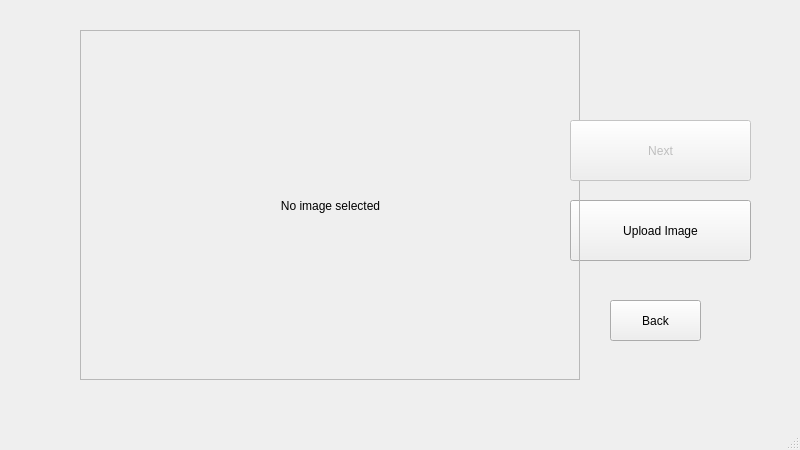
First picture: the form in Dev/Colour combine/CreateNew2.ui, repository jamie-knapman/Processing-Images-to-Embroidery, before the edit.
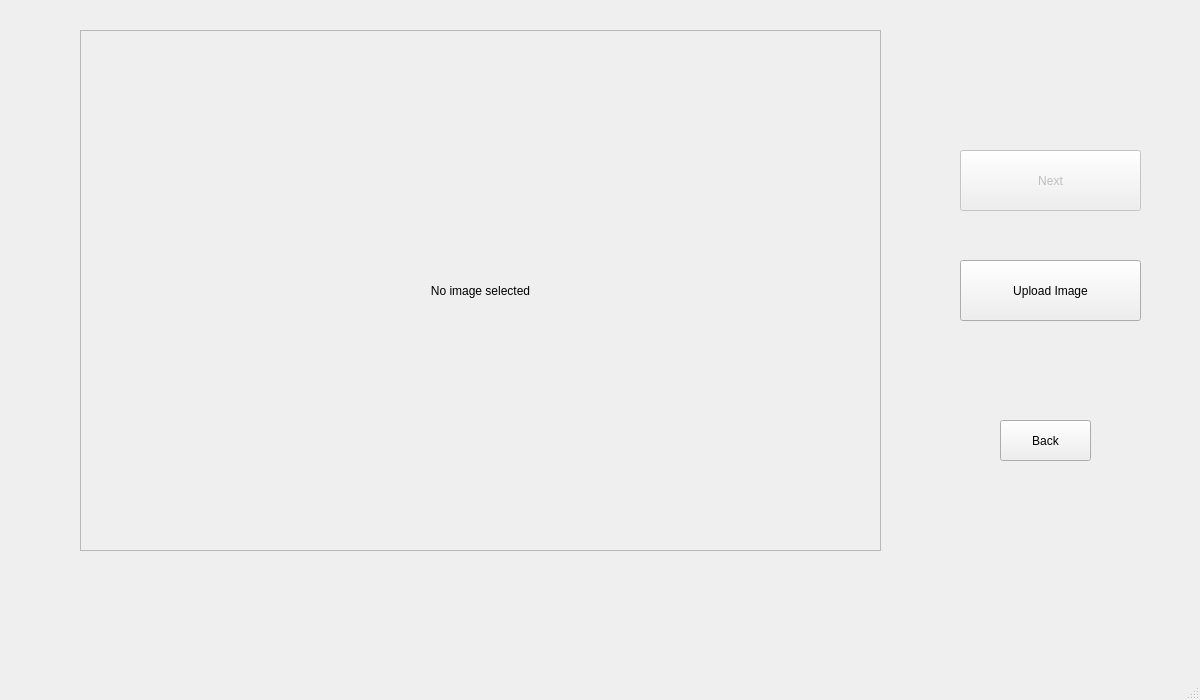
Second picture: the form after the edit.

```diff
--- a/Dev/Colour combine/CreateNew2.ui
+++ b/Dev/Colour combine/CreateNew2.ui
@@ -6,8 +6,8 @@
    <rect>
     <x>0</x>
     <y>0</y>
-    <width>800</width>
-    <height>450</height>
+    <width>1200</width>
+    <height>700</height>
    </rect>
   </property>
   <property name="windowTitle">
@@ -17,8 +17,8 @@
    <widget class="QPushButton" name="BackToMain">
     <property name="geometry">
      <rect>
-      <x>610</x>
-      <y>300</y>
+      <x>1000</x>
+      <y>420</y>
       <width>91</width>
       <height>41</height>
      </rect>
@@ -30,8 +30,8 @@
    <widget class="QPushButton" name="UploadImage">
     <property name="geometry">
      <rect>
-      <x>570</x>
-      <y>200</y>
+      <x>960</x>
+      <y>260</y>
       <width>181</width>
       <height>61</height>
      </rect>
@@ -45,8 +45,8 @@
      <rect>
       <x>80</x>
       <y>30</y>
-      <width>500</width>
-      <height>350</height>
+      <width>801</width>
+      <height>521</height>
      </rect>
     </property>
     <property name="sizePolicy">
@@ -57,14 +57,14 @@
     </property>
     <property name="minimumSize">
      <size>
-      <width>500</width>
-      <height>350</height>
+      <width>0</width>
+      <height>0</height>
      </size>
     </property>
     <property name="maximumSize">
      <size>
-      <width>500</width>
-      <height>350</height>
+      <width>16777215</width>
+      <height>16777215</height>
      </size>
     </property>
     <property name="frameShape">
@@ -78,8 +78,8 @@
       <rect>
        <x>0</x>
        <y>0</y>
-       <width>501</width>
-       <height>351</height>
+       <width>801</width>
+       <height>521</height>
       </rect>
      </property>
      <property name="text">
@@ -96,8 +96,8 @@
     </property>
     <property name="geometry">
      <rect>
-      <x>570</x>
-      <y>120</y>
+      <x>960</x>
+      <y>150</y>
       <width>181</width>
       <height>61</height>
      </rect>
```
Left out of the diff: 2 changed lines with no effect on the pictures.
